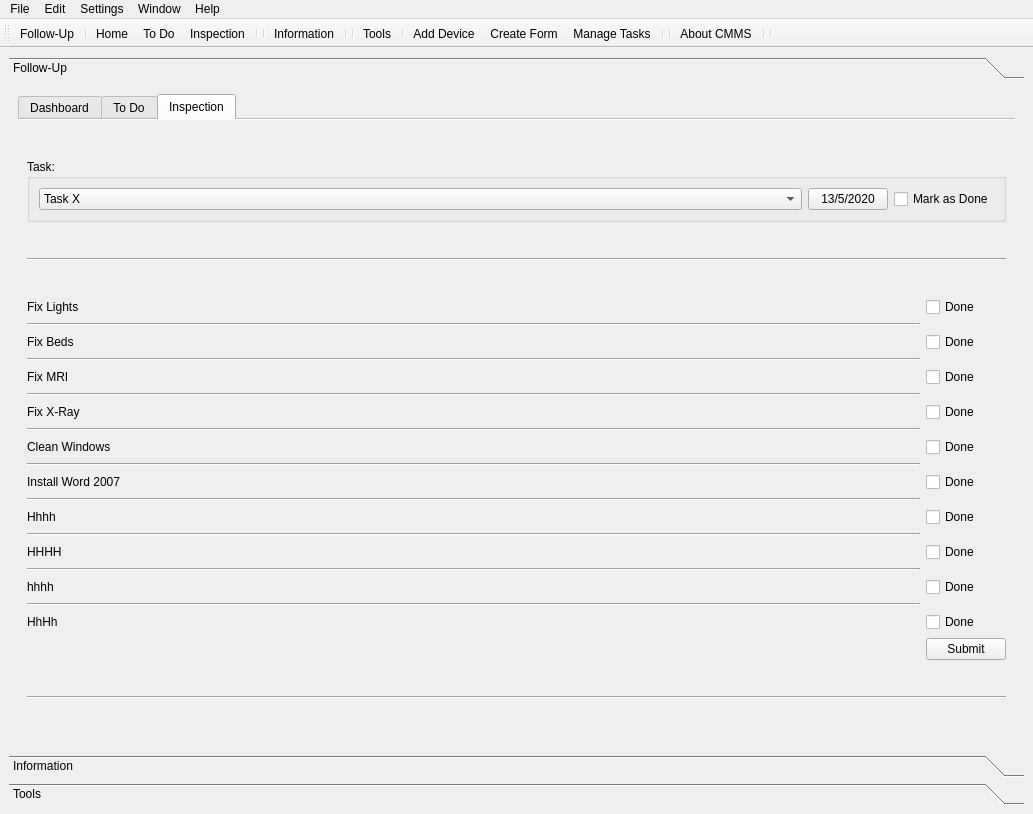
ASquaredM/CMMS-for-healthcare-institutions, file CMMS.ui: the form before one commit.
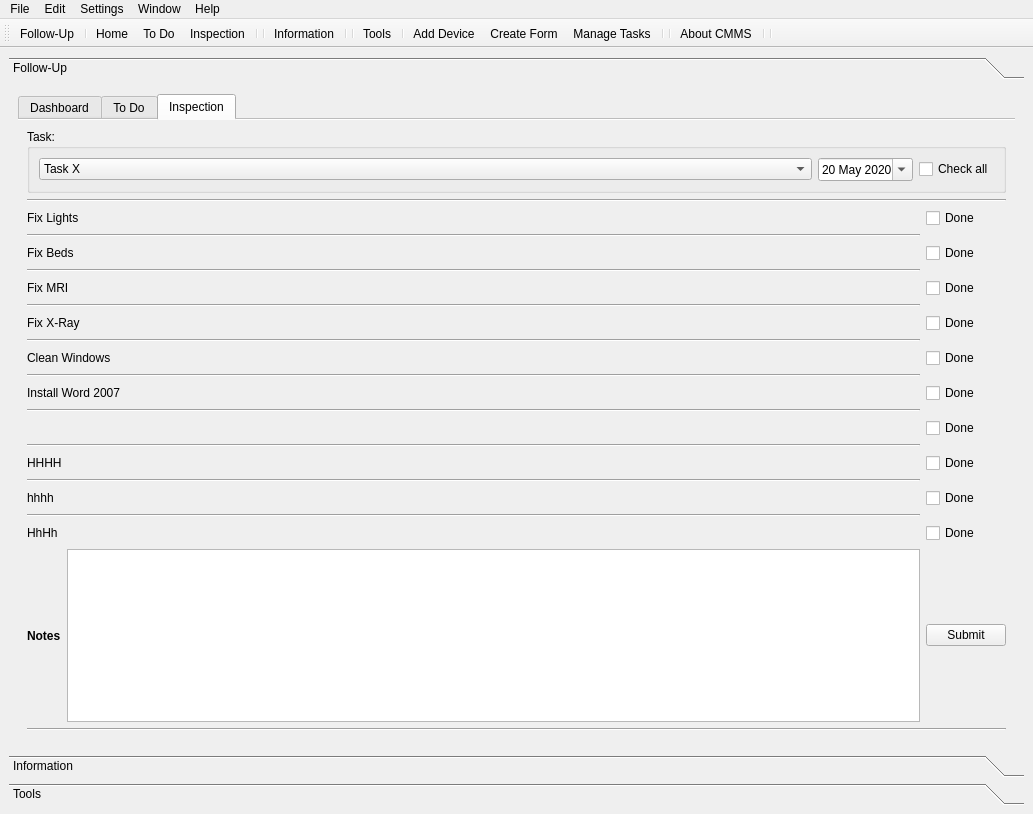
The form after the commit. The open tabs and pages were chosen to show the change. Icons and pictures are not drawn.

Patch:
```diff
--- a/CMMS.ui
+++ b/CMMS.ui
@@ -697,19 +697,6 @@
                <string>Task:</string>
               </property>
               <layout class="QGridLayout" name="gridLayout_6">
-               <item row="0" column="2">
-                <widget class="QCheckBox" name="MarkAsDone_checkBox">
-                 <property name="sizePolicy">
-                  <sizepolicy hsizetype="Fixed" vsizetype="Fixed">
-                   <horstretch>0</horstretch>
-                   <verstretch>0</verstretch>
-                  </sizepolicy>
-                 </property>
-                 <property name="text">
-                  <string>Mark as Done</string>
-                 </property>
-                </widget>
-               </item>
                <item row="0" column="0">
                 <widget class="QComboBox" name="Inspection_comboBox">
                  <property name="currentIndex">
@@ -727,8 +714,8 @@
                  </item>
                 </widget>
                </item>
-               <item row="0" column="1">
-                <widget class="QPushButton" name="inspectionDate_button">
+               <item row="0" column="2">
+                <widget class="QCheckBox" name="MarkAsDone_checkBox">
                  <property name="sizePolicy">
                   <sizepolicy hsizetype="Fixed" vsizetype="Fixed">
                    <horstretch>0</horstretch>
@@ -736,11 +723,37 @@
                   </sizepolicy>
                  </property>
                  <property name="text">
-                  <string>13/5/2020</string>
+                  <string>Check all</string>
                  </property>
-                 <property name="icon">
-                  <iconset>
-                   <normaloff>Resources/images/calender.png</normaloff>Resources/images/calender.png</iconset>
+                </widget>
+               </item>
+               <item row="0" column="1">
+                <widget class="QDateEdit" name="dateEdit">
+                 <property name="sizePolicy">
+                  <sizepolicy hsizetype="Fixed" vsizetype="Fixed">
+                   <horstretch>0</horstretch>
+                   <verstretch>0</verstretch>
+                  </sizepolicy>
+                 </property>
+                 <property name="dateTime">
+                  <datetime>
+                   <hour>0</hour>
+                   <minute>0</minute>
+                   <second>0</second>
+                   <year>2020</year>
+                   <month>5</month>
+                   <day>20</day>
+                  </datetime>
+                 </property>
+                 <property name="minimumDate">
+                  <date>
+                   <year>2015</year>
+                   <month>9</month>
+                   <day>14</day>
+                  </date>
+                 </property>
+                 <property name="calendarPopup">
+                  <bool>true</bool>
                  </property>
                 </widget>
                </item>
@@ -845,7 +858,7 @@
               <item row="12" column="0">
                <widget class="QLabel" name="q7">
                 <property name="text">
-                 <string>Hhhh</string>
+                 <string> </string>
                 </property>
                </widget>
               </item>
@@ -1032,6 +1045,34 @@
                 </property>
                </widget>
               </item>
+              <item row="19" column="0">
+               <layout class="QHBoxLayout" name="horizontalLayout">
+                <item>
+                 <widget class="QLabel" name="label">
+                  <property name="font">
+                   <font>
+                    <weight>75</weight>
+                    <bold>true</bold>
+                   </font>
+                  </property>
+                  <property name="text">
+                   <string>Notes</string>
+                  </property>
+                 </widget>
+                </item>
+                <item>
+                 <widget class="QTextEdit" name="textEdit">
+                  <property name="html">
+                   <string>&lt;!DOCTYPE HTML PUBLIC &quot;-//W3C//DTD HTML 4.0//EN&quot; &quot;http://www.w3.org/TR/REC-html40/strict.dtd&quot;&gt;
+&lt;html&gt;&lt;head&gt;&lt;meta name=&quot;qrichtext&quot; content=&quot;1&quot; /&gt;&lt;style type=&quot;text/css&quot;&gt;
+p, li { white-space: pre-wrap; }
+&lt;/style&gt;&lt;/head&gt;&lt;body style=&quot; font-family:'MS Shell Dlg 2'; font-size:7.85455pt; font-weight:400; font-style:normal;&quot;&gt;
+&lt;p style=&quot;-qt-paragraph-type:empty; margin-top:0px; margin-bottom:0px; margin-left:0px; margin-right:0px; -qt-block-indent:0; text-indent:0px; font-size:7.85455pt;&quot;&gt;&lt;br /&gt;&lt;/p&gt;&lt;/body&gt;&lt;/html&gt;</string>
+                  </property>
+                 </widget>
+                </item>
+               </layout>
+              </item>
              </layout>
             </item>
             <item>
```
Left out of the diff: 69 changed lines with no effect on the pictures.
